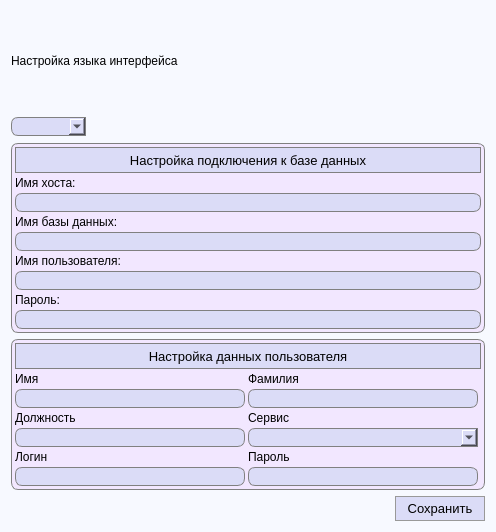
The window that src/app/view/SettingsWindow.ui (FediiBohdan/TechService) describes before a commit, drawn with Qt 5.
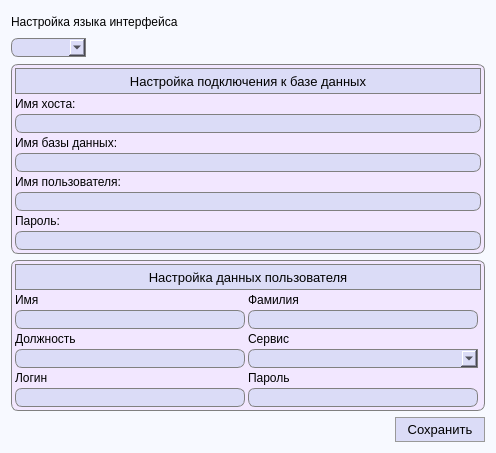
The same window after the commit. Icons and pictures are not drawn.

The edit to the form file:
```diff
--- a/src/app/view/SettingsWindow.ui
+++ b/src/app/view/SettingsWindow.ui
@@ -7,7 +7,7 @@
     <x>0</x>
     <y>0</y>
     <width>496</width>
-    <height>532</height>
+    <height>453</height>
    </rect>
   </property>
   <property name="windowTitle">
```
